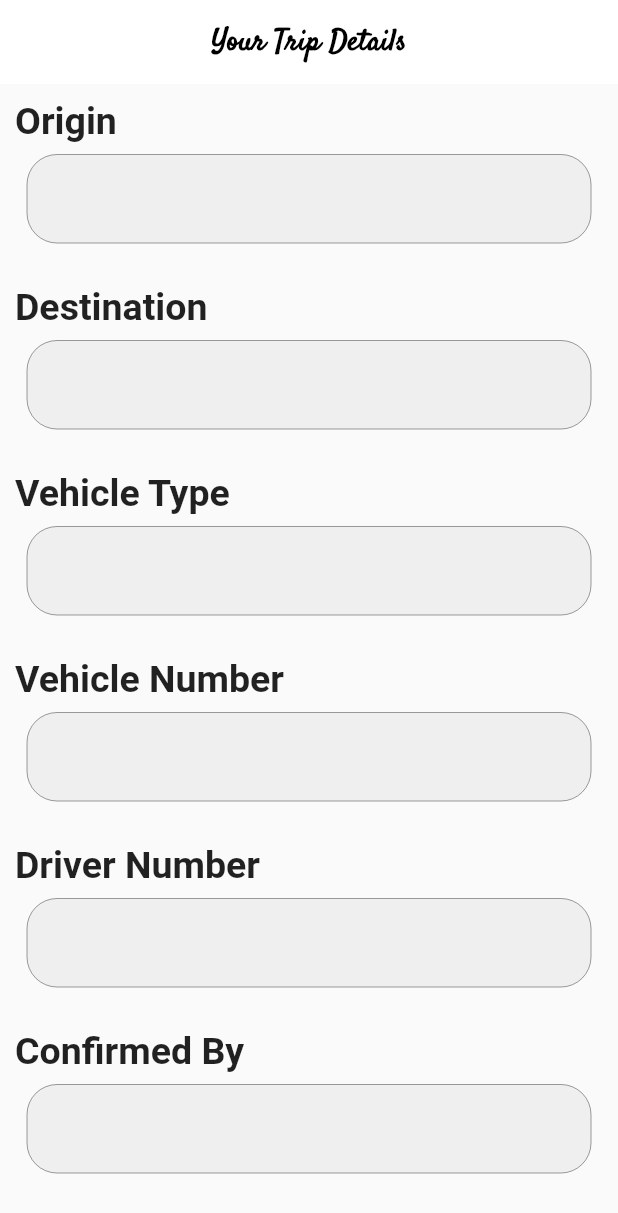
After one commit to shivam-rao-official/Ecab_User, a Flutter app: the TripSummary screen opened by its route, on a phone screen of 412 x 824 dp. The commit adds this screen. Shown: the top 1213 px of the screen. Run offline on Flutter 3.47's test engine with Material 2 defaults, Android fonts, the phone set to English and light mode, and no system bars; our stand-ins replace dio, shared_preferences; accounts and stored records are empty; network calls fail.

```diff
--- /dev/null
+++ b/lib/Screens/tripSummary.dart
@@ -0,0 +1,93 @@
+import 'dart:async';
+
+import 'package:dio/dio.dart';
+import 'package:flutter/material.dart';
+import 'package:gmaps_demo/Widgets/tripSummaryText.dart';
+
+class TripSummary extends StatefulWidget {
+  var tripId;
+
+  TripSummary({this.tripId});
+
+  @override
+  _TripSummaryState createState() => _TripSummaryState();
+}
+
+class _TripSummaryState extends State<TripSummary> {
+  var origin;
+  var dest;
+  var vehicleType;
+  var vehicleNum;
+  var driverNum;
+  var confirmedBy;
+  Future getTripData() async {
+    var res = await Dio().post(
+        'https://cab-server.herokuapp.com/trip/tripDetail/' + widget.tripId);
+
+    if (res.statusCode == 200)
+      setState(() {
+        origin = res.data['msg']['origin'];
+        dest = res.data['msg']['destination'];
+        vehicleType = res.data['msg']['vehicleType'];
+        vehicleNum = res.data['msg']['vehicleNum'];
+        driverNum = res.data['msg']['driverNum'];
+        confirmedBy = res.data['msg']['confirmedBy'];
+      });
+  }
+
+  @override
+  void initState() {
+    // TODO: implement initState
+    super.initState();
+    getTripData();
+  }
+
+  @override
+  Widget build(BuildContext context) {
+    return Scaffold(
+      appBar: AppBar(
+        title: Text(
+          "Your Trip Details",
+          style: TextStyle(
+            color: Colors.black,
+            fontWeight: FontWeight.bold,
+            fontFamily: "Satisfy",
+          ),
+        ),
+        centerTitle: true,
+        backgroundColor: Colors.white,
+        elevation: 0,
+      ),
+      body: Column(
+        children: [
+          Align(
+              alignment: Alignment.topLeft,
+              child: tripSummaryText(
+                "Origin",
+                origin,
+                context,
+              )),
+          Align(
+            alignment: Alignment.topLeft,
+            child: tripSummaryText("Destination", dest, context),
+          ),
+          Align(
+            alignment: Alignment.topLeft,
+            child: tripSummaryText("Vehicle Type", vehicleType, context),
+          ),
+          Align(
+              alignment: Alignment.topLeft,
+              child: tripSummaryText("Vehicle Number", vehicleNum, context)),
+          Align(
+            alignment: Alignment.topLeft,
+            child: tripSummaryText("Driver Number", driverNum, context),
+          ),
+          Align(
+            alignment: Alignment.topLeft,
+            child: tripSummaryText("Confirmed By", confirmedBy, context),
+          ),
+        ],
+      ),
+    );
+  }
+}
--- /dev/null
+++ b/lib/Widgets/tripSummaryText.dart
@@ -0,0 +1,42 @@
+import 'package:flutter/material.dart';
+
+Widget tripSummaryText(String label, String value, context) {
+  return Container(
+    width: MediaQuery.of(context).size.width,
+    child: Padding(
+      padding: const EdgeInsets.all(10.0),
+      child: Column(
+        children: [
+          Align(
+            alignment: Alignment.topLeft,
+            child: Text(
+              label,
+              style: TextStyle(
+                fontSize: 25,
+                fontWeight: FontWeight.bold,
+              ),
+            ),
+          ),
+          Padding(
+            padding: const EdgeInsets.all(8.0),
+            child: TextFormField(
+              decoration: InputDecoration(
+                enabled: false,
+                border: OutlineInputBorder(
+                  borderRadius: BorderRadius.circular(20),
+                ),
+                fillColor: Color(0xffC4C4C4).withOpacity(.2),
+                filled: true,
+                labelText: value,
+                labelStyle: TextStyle(
+                  fontSize: 20,
+                  fontWeight: FontWeight.bold,
+                ),
+              ),
+            ),
+          ),
+        ],
+      ),
+    ),
+  );
+}
--- a/lib/main.dart
+++ b/lib/main.dart
@@ -5,6 +5,7 @@ import 'package:gmaps_demo/Screens/bookingPage.dart';
 import 'package:gmaps_demo/Screens/homecreen.dart';
 import 'package:gmaps_demo/Screens/splash.dart';
 import 'package:gmaps_demo/Screens/splash2.dart';
+import 'package:gmaps_demo/Screens/tripSummary.dart';
 import 'package:shared_preferences/shared_preferences.dart';
 
 Future<void> main() async {
@@ -36,6 +37,7 @@ class MyApp extends StatelessWidget {
         '/signup': (BuildContext ctxt) => SignupScreen(),
         '/home': (BuildContext ctxt) => HomeScreen(),
         '/bookTrip': (BuildContext ctxt) => TripBooking(),
+        '/tripSummary': (BuildContext ctxt) => TripSummary()
       },
       home: Splash(),
     );
```
Also changed, not shown: lib/Screens/Login/loginScreen.dart (+9 -1 lines), lib/Screens/homecreen.dart (+83 -19 lines).
